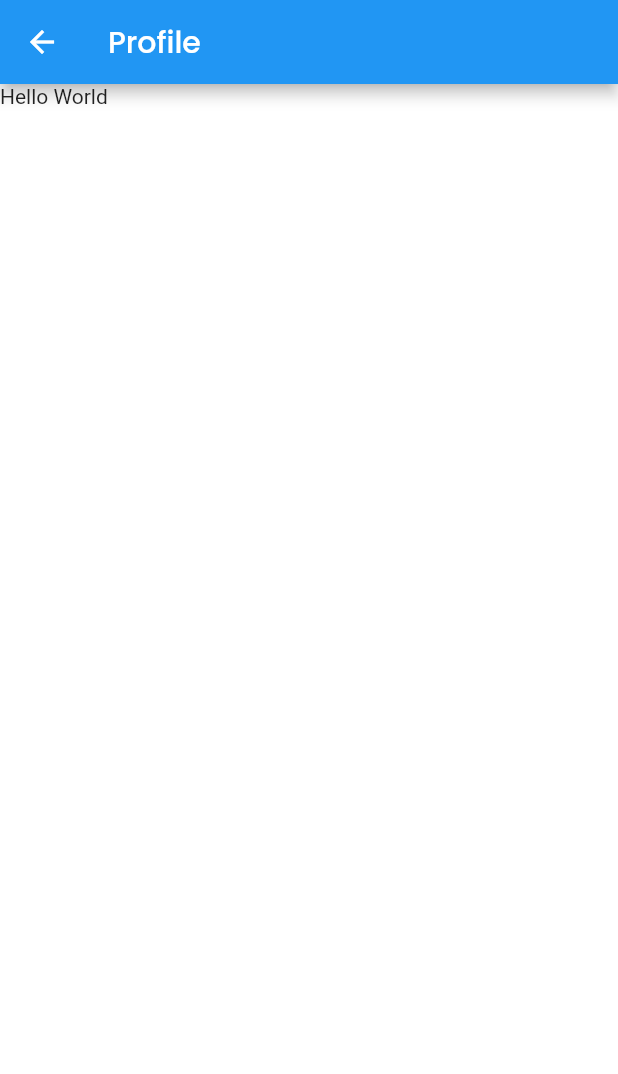
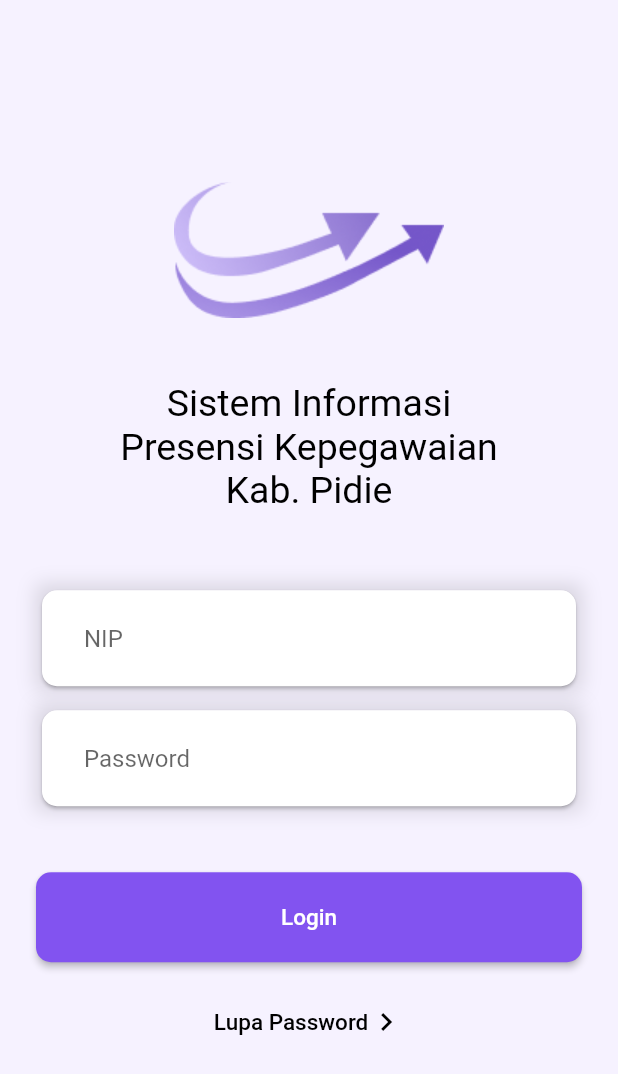
Before and after one commit to MikaSRahwono/Presensi-Kab-Pidie, a Flutter app: the screen it shows after launch, after a tap on "Profile", on a phone screen of 412 x 824 dp. Shown: the top 1074 px of the screen. Run offline on Flutter 3.47's test engine with Material 2 defaults, Android fonts, the phone set to English and light mode, and no system bars; our stand-ins replace google_fonts.

Commit message:
Finished Login Page

```diff
--- /dev/null
+++ b/lib/features/authentication/presentation/login.dart
@@ -0,0 +1,135 @@
+import 'package:flutter/material.dart';
+
+class LoginPage extends StatefulWidget {
+  static String tag = 'login-page';
+  @override
+  _LoginPageState createState() => new _LoginPageState();
+}
+
+class _LoginPageState extends State<LoginPage> {
+  @override
+  Widget build(BuildContext context) {
+    final logo = Hero(
+      tag: 'hero',
+      child: CircleAvatar(
+        backgroundColor: Colors.transparent,
+        radius: 48.0,
+        child: Image.asset('resources/images/png/logo.png'),
+      ),
+    );
+
+    final nip = Container(
+      decoration: BoxDecoration(
+        boxShadow: [
+          new BoxShadow(
+            color: Colors.black12,
+            blurRadius: 10
+          )
+        ]
+      ),
+      child: Card(
+        shape: RoundedRectangleBorder(borderRadius: BorderRadius.circular(10)),
+        child: Padding(
+          padding: const EdgeInsets.all(8.0),
+          child: TextFormField(
+            keyboardType: TextInputType.emailAddress,
+            autofocus: false,
+            initialValue: '',
+            decoration: InputDecoration(
+              hintText: 'NIP',
+              contentPadding: const EdgeInsets.fromLTRB(20.0, 0.0, 20.0, 0.0),
+              border: InputBorder.none,
+            ),
+          ),
+        ),
+      ),
+    );
+
+    final password = Container(
+      decoration: BoxDecoration(
+          boxShadow: [
+            new BoxShadow(
+                color: Colors.black12,
+                blurRadius: 10
+            )
+          ]
+      ),
+      child: Card(
+        shape: RoundedRectangleBorder(borderRadius: BorderRadius.circular(10)),
+        child: Padding(
+          padding: const EdgeInsets.all(8.0),
+          child: TextFormField(
+            autofocus: false,
+            initialValue: '',
+            obscureText: true,
+            decoration: InputDecoration(
+              hintText: 'Password',
+              contentPadding: const EdgeInsets.fromLTRB(20.0, 0.0, 20.0, 0.0),
+              border: InputBorder.none,
+            ),
+          ),
+        ),
+      ),
+    );
+
+    final loginButton = Padding(
+      padding: const EdgeInsets.symmetric(vertical: 16.0),
+      child: ElevatedButton(
+        style: ElevatedButton.styleFrom(
+          backgroundColor: const Color(0xFF8253F0),
+          minimumSize: const Size.fromHeight(60),
+          shape: RoundedRectangleBorder(
+            borderRadius: BorderRadius.circular(10),
+          ),
+        ),
+        child: const Text('Login', style: TextStyle(fontSize: 15,),),
+          onPressed: () {},
+      ),
+    );
+
+    final forgotLabel = TextButton(
+      child: Row(
+        mainAxisAlignment: MainAxisAlignment.center,
+        children: const [
+          Text("Lupa Password", style: TextStyle(color: Colors.black, fontSize: 15)),
+          Icon(Icons.chevron_right, color: Colors.black)
+        ]
+      ),
+      onPressed: () {},
+    );
+
+    const heading = Padding(
+      padding: EdgeInsets.only(left: 40, right: 40),
+      child: Text(
+        'Sistem Informasi Presensi Kepegawaian Kab. Pidie',
+        style: TextStyle(
+          color: Colors.black,
+          fontSize: 25,
+        ),
+          textAlign: TextAlign.center
+      ),
+    );
+
+    return Scaffold(
+      backgroundColor: Color(0xFFF6F2FF),
+      body: Center(
+        child: ListView(
+          shrinkWrap: true,
+          padding: const EdgeInsets.only(left: 24.0, right: 24.0),
+          children: <Widget>[
+            logo,
+            const SizedBox(height: 40.0),
+            heading,
+            const SizedBox(height: 48.0),
+            nip,
+            const SizedBox(height: 8.0),
+            password,
+            const SizedBox(height: 24.0),
+            loginButton,
+            forgotLabel
+          ],
+        ),
+      ),
+    );
+  }
+}
--- a/lib/features/home/presentation/home.dart
+++ b/lib/features/home/presentation/home.dart
@@ -1,6 +1,7 @@
 import 'package:flutter/material.dart';
 
 import '../../profile/presentation/profile.dart';
+import '../../authentication/presentation/login.dart';
 
 class HomePage extends StatefulWidget {
   const HomePage({Key? key}) : super(key: key);
@@ -27,7 +28,7 @@ class _HomePageState extends State<HomePage> {
       ),
       floatingActionButton: FloatingActionButton.extended(
         onPressed: (){
-          Navigator.push(context, MaterialPageRoute(builder: (BuildContext context) => ProfilePage()));
+          Navigator.push(context, MaterialPageRoute(builder: (BuildContext context) => LoginPage()));
         },
         label: Text("Profile"), icon: Icon(Icons.person
       ),
--- a/pubspec.yaml
+++ b/pubspec.yaml
@@ -35,10 +35,10 @@ dependencies:
   # The following adds the Cupertino Icons font to your application.
   # Use with the CupertinoIcons class for iOS style icons.
   cupertino_icons: ^1.0.2
-  google_fonts: ^3.0.1
+  google_fonts: ^4.0.3
   carousel_slider: ^4.0.0
-  auto_size_text: ^2.1.0
-  cool_alert: ^1.1.0
+  auto_size_text: ^3.0.0
+  cool_alert: ^2.0.1
   tmdb_api:
 
 
```
Also changed, not shown: lib/features/authentication/presentation/_pages.dart (added), pubspec.lock, resources/images/png/logo.png (added), 9 other files.
